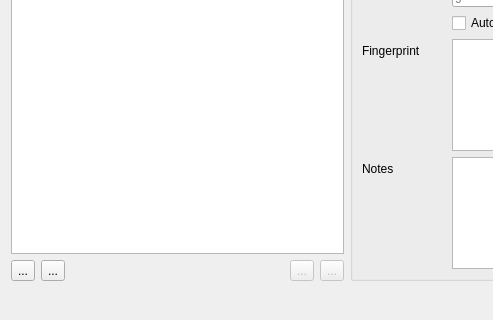
Above: src/certificatemanagementdialog.ui from ikskuh/kristall before the change; both pictures show x 0 to 493 and y 160 to 480 of the 731 by 480 pixel window. Below: the same form after it.
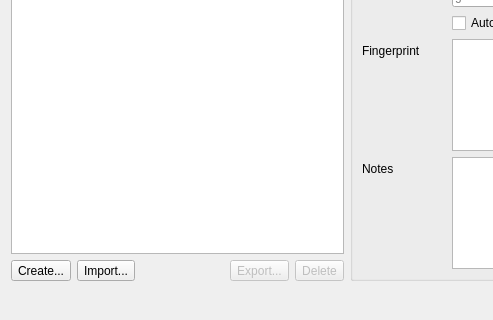
That is the form after the change. Icons and pictures are not drawn.

What changed in the file:
```diff
--- a/src/certificatemanagementdialog.ui
+++ b/src/certificatemanagementdialog.ui
@@ -52,7 +52,7 @@
             <string>Craete new certificate</string>
            </property>
            <property name="text">
-            <string>...</string>
+            <string>Create...</string>
            </property>
            <property name="icon">
             <iconset resource="icons.qrc">
@@ -66,7 +66,7 @@
             <string>Import certificate</string>
            </property>
            <property name="text">
-            <string>...</string>
+            <string>Import...</string>
            </property>
            <property name="icon">
             <iconset resource="icons.qrc">
@@ -96,7 +96,7 @@
             <string>Export certificate</string>
            </property>
            <property name="text">
-            <string>...</string>
+            <string>Export...</string>
            </property>
            <property name="icon">
             <iconset resource="icons.qrc">
@@ -113,7 +113,7 @@
             <string>Delete certificate</string>
            </property>
            <property name="text">
-            <string>...</string>
+            <string>Delete</string>
            </property>
            <property name="icon">
             <iconset resource="icons.qrc">
```
Left out of the diff: 19 changed lines with no effect on the pictures.
